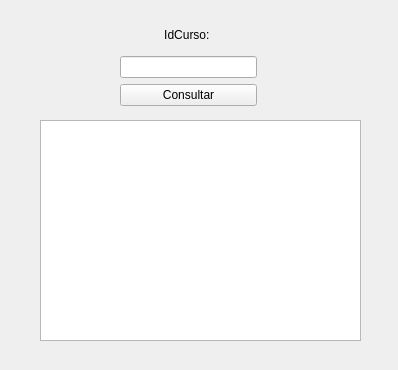
leonardopereira10/UEG, file SistemaDeMatriculas-V0/consultarcurso.ui: the form before one commit.
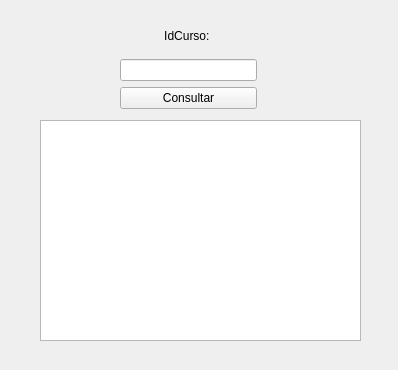
The form after the commit.

Commit message: Corrigindo nomes das janelas

```diff
--- a/SistemaDeMatriculas-V0/consultarcurso.ui
+++ b/SistemaDeMatriculas-V0/consultarcurso.ui
@@ -23,13 +23,13 @@
     </rect>
    </property>
   </widget>
-  <widget class="QWidget" name="">
+  <widget class="QWidget" name="layoutWidget">
    <property name="geometry">
     <rect>
      <x>120</x>
      <y>20</y>
      <width>137</width>
-     <height>86</height>
+     <height>89</height>
     </rect>
    </property>
    <layout class="QGridLayout" name="gridLayout">
```
Left out of the diff: 2 changed lines with no effect on the pictures. The commit also changes 7 other files.
